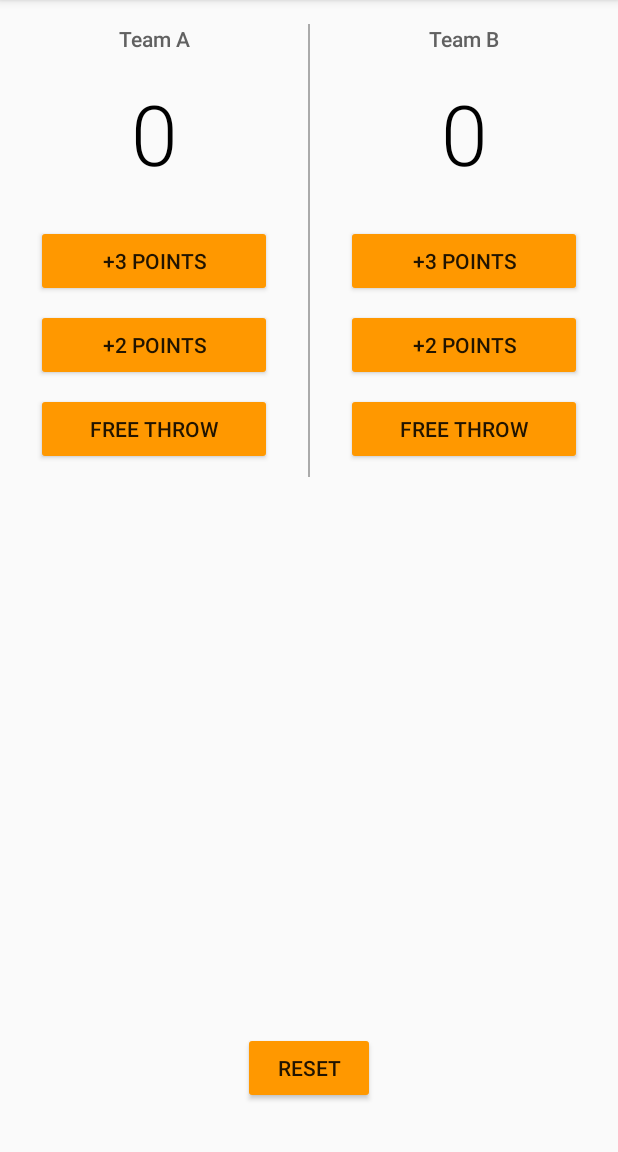
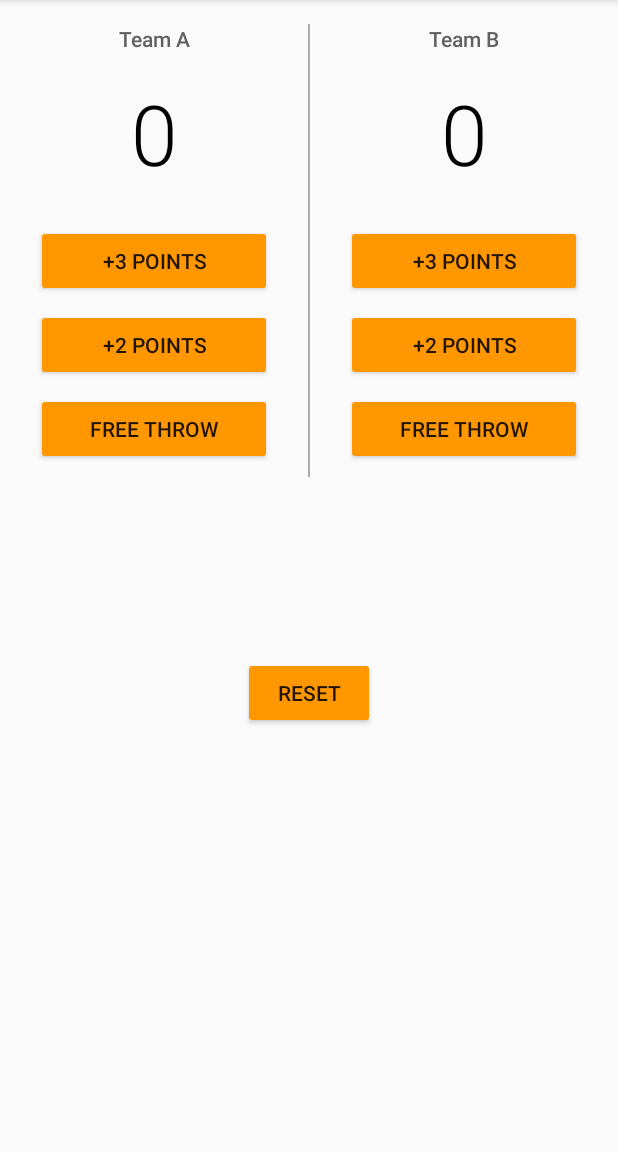
Before and after one commit to hgallop/CourtCounter, an Android app: the screen it shows after launch (MainActivity), on a phone screen of 412 x 824 dp, the part 84-1236 px from its top. Run offline under Robolectric (Android 15) with nearby library versions, the phone set to English and light mode, and no system bars.

Commit message:
Change layout to allow for ScrollView.

```diff
--- a/app/src/main/res/layout/activity_main.xml
+++ b/app/src/main/res/layout/activity_main.xml
@@ -1,9 +1,13 @@
 <?xml version="1.0" encoding="utf-8"?>
-<RelativeLayout xmlns:android="http://schemas.android.com/apk/res/android"
+<ScrollView xmlns:android="http://schemas.android.com/apk/res/android"
     xmlns:tools="http://schemas.android.com/tools"
     android:layout_width="match_parent"
     android:layout_height="match_parent"
     tools:context=".MainActivity">
+<LinearLayout
+    android:layout_width="match_parent"
+    android:layout_height="match_parent"
+    android:orientation="vertical" >
 
     <LinearLayout
         android:layout_width="match_parent"
@@ -134,11 +138,11 @@
     <Button
         android:layout_width="wrap_content"
         android:layout_height="wrap_content"
-        android:layout_alignParentBottom="true"
-        android:layout_centerHorizontal="true"
-        android:layout_marginBottom="@dimen/reset"
+        android:layout_gravity="center"
+        android:layout_marginTop="@dimen/reset"
         android:onClick="resetAll"
         android:text="@string/reset" />
 
 
-</RelativeLayout>
+</LinearLayout>
+</ScrollView>
--- a/app/src/main/res/values/dimen.xml
+++ b/app/src/main/res/values/dimen.xml
@@ -8,5 +8,5 @@
     <dimen name="bar">1dp</dimen>
     <dimen name="team">14sp</dimen>
     <dimen name="score">56sp</dimen>
-    <dimen name="reset">32dp</dimen>
+    <dimen name="reset">120dp</dimen>
 </resources>
```
